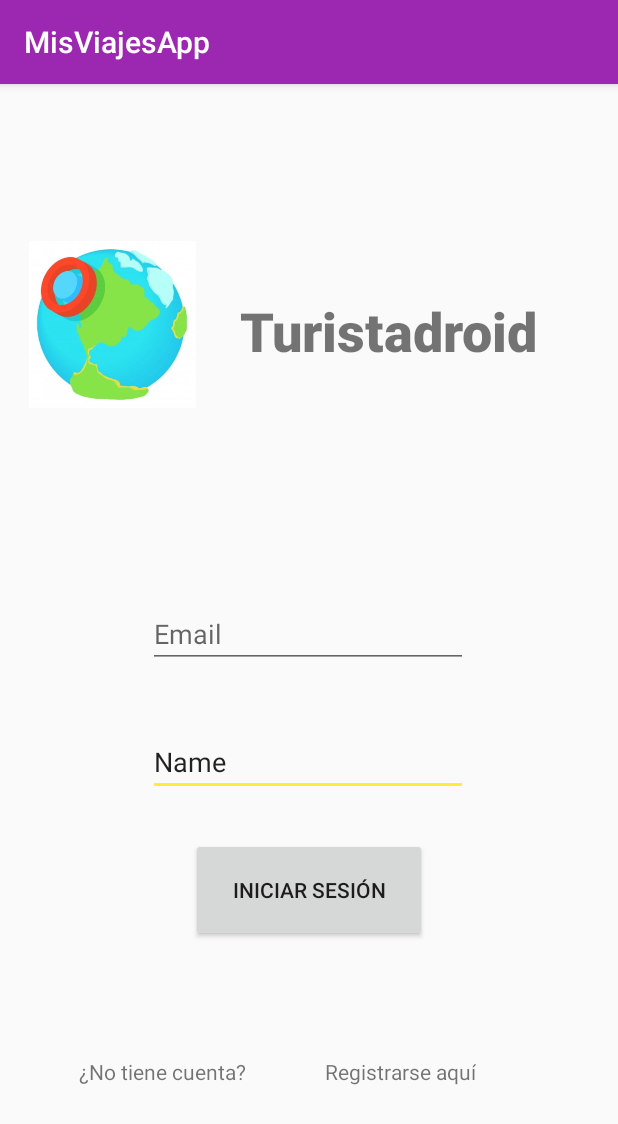
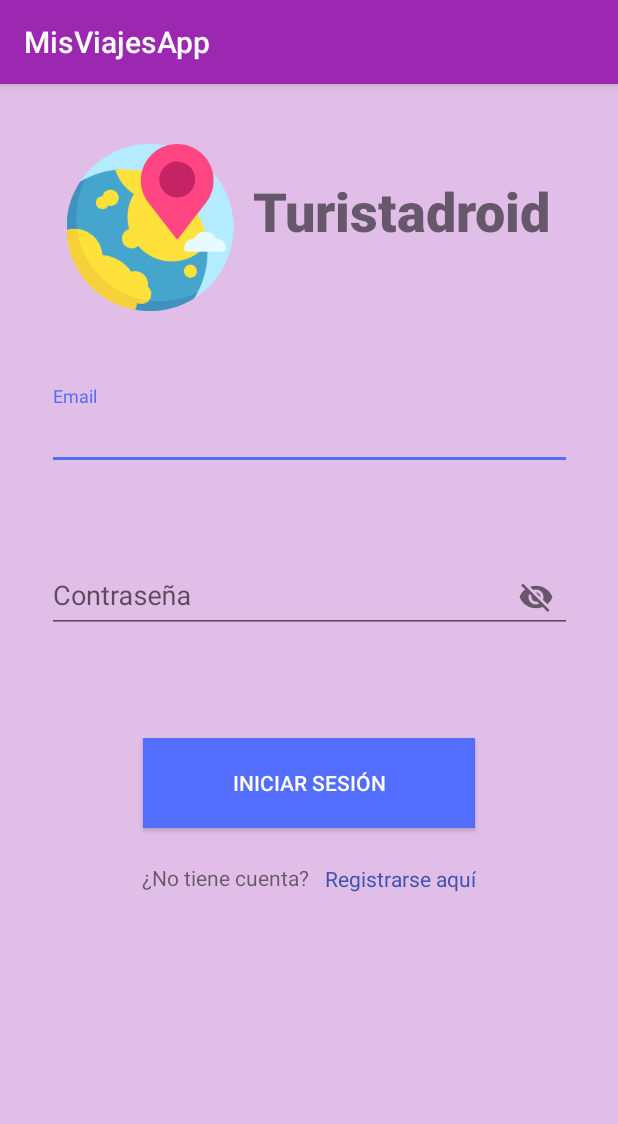
Before and after one commit to AfanaVG/MisViajesApp, an Android app: the screen it shows after launch (InicioActivity), on a phone screen of 412 x 824 dp. Shown: the top 1124 px of the screen. Run offline under Robolectric (Android 15) with nearby library versions, the phone set to English and light mode, and no system bars; libraries missing offline, so code that uses them is left out: io.realm; 3 statements that could not run were skipped.

Commit message:
Diseño login modificado

```diff
--- a/app/build.gradle
+++ b/app/build.gradle
@@ -35,6 +35,9 @@ dependencies {
     implementation 'androidx.appcompat:appcompat:1.2.0'
     implementation 'com.google.android.gms:play-services-maps:17.0.0'
     implementation 'androidx.constraintlayout:constraintlayout:2.0.4'
+    implementation fileTree(dir: 'libs', include: ['*.jar'])
+    implementation 'androidx.appcompat:appcompat:1.2.0'
+    implementation 'com.google.android.material:material:1.2.1'
     testImplementation 'junit:junit:4.12'
     androidTestImplementation 'androidx.test.ext:junit:1.1.2'
     androidTestImplementation 'androidx.test.espresso:espresso-core:3.3.0'
--- a/app/src/main/java/com/example/misviajesapp/InicioActivity.kt
+++ b/app/src/main/java/com/example/misviajesapp/InicioActivity.kt
@@ -1,12 +1,12 @@
 package com.example.misviajesapp
 
+
+import android.os.Bundle
+import android.text.TextUtils
+import android.view.View
 import androidx.appcompat.app.AppCompatActivity
-import android.os.Bundle
-import android.os.Handler
-import android.view.WindowManager
-import android.view.animation.AnimationUtils
-import android.widget.ImageView
-import com.example.misviajesapp.R.id.img_splash
+import com.google.android.material.textfield.TextInputLayout
+import kotlinx.android.synthetic.main.activity_inicio.*
 
 
 class InicioActivity : AppCompatActivity() {
@@ -16,4 +16,36 @@ class InicioActivity : AppCompatActivity() {
 
 
     }
+
+    /*fun validate(view: View?) {
+        var mailError: String? = null
+        if (TextUtils.isEmpty(inicio_edittxt_email.getText())) {
+            mailError = getString(R.string.error_email)
+        }
+        toggleTextInputLayoutError(inicio_txtil_email, mailError)
+        var passError: String? = null
+        if (TextUtils.isEmpty(inicio_edittxt_pass.getText())) {
+            passError = getString(R.string.error_pass)
+        }
+        toggleTextInputLayoutError(inicio_txtil_pass, passError)
+        clearFocus()
+    }
+
+    /**
+     * Display/hides TextInputLayout error.
+     *
+     * @param msg the message, or null to hide
+     */
+    private fun toggleTextInputLayoutError(
+        textInputLayout: TextInputLayout,
+        msg: String?
+    ) {
+        textInputLayout.error = msg
+        if (msg == null) {
+            textInputLayout.isErrorEnabled = false
+        } else {
+            textInputLayout.isErrorEnabled = true
+        }
+    }*/
+
 }
--- a/app/src/main/res/layout/activity_inicio.xml
+++ b/app/src/main/res/layout/activity_inicio.xml
@@ -4,98 +4,119 @@
     xmlns:tools="http://schemas.android.com/tools"
     android:layout_width="match_parent"
     android:layout_height="match_parent"
+    android:background="@color/primary_light"
     tools:context=".InicioActivity">
 
     <TextView
-        android:id="@+id/txt_inicio_registro"
-        android:layout_width="wrap_content"
-        android:layout_height="wrap_content"
-        android:linksClickable="true"
-        android:text="@string/registre_aqui"
-        android:textColorLink="#3F51B5"
-        app:layout_constraintBottom_toBottomOf="parent"
-        app:layout_constraintEnd_toEndOf="parent"
-        app:layout_constraintHorizontal_bias="0.696"
-        app:layout_constraintStart_toStartOf="parent"
-        app:layout_constraintTop_toTopOf="parent"
-        app:layout_constraintVertical_bias="0.866" />
-
-    <EditText
-        android:id="@+id/edt_inicio_pass"
-        android:layout_width="wrap_content"
-        android:layout_height="wrap_content"
-        android:layout_marginBottom="28dp"
-        android:ems="10"
-        android:hint="@string/pass"
-        android:inputType="textPersonName"
-        android:text="Name"
-        app:layout_constraintBottom_toTopOf="@+id/btn_inicio_iniciar"
-        app:layout_constraintEnd_toEndOf="parent"
-        app:layout_constraintHorizontal_bias="0.497"
-        app:layout_constraintStart_toStartOf="parent" />
-
-    <TextView
-        android:id="@+id/textView"
+        android:id="@+id/inicio_txt_title"
         android:layout_width="236dp"
         android:layout_height="66dp"
-        android:layout_marginTop="52dp"
-        android:layout_marginBottom="52dp"
+        android:layout_marginTop="60dp"
         android:fontFamily="sans-serif-black"
         android:text="Turistadroid"
         android:textSize="36sp"
-        app:layout_constraintBottom_toTopOf="@+id/edt_inicio_email"
         app:layout_constraintEnd_toEndOf="parent"
-        app:layout_constraintHorizontal_bias="0.908"
+        app:layout_constraintHorizontal_bias="0.96"
+        app:layout_constraintStart_toStartOf="parent"
+        app:layout_constraintTop_toTopOf="parent" />
+
+    <ImageView
+        android:id="@+id/inicio_img_icon"
+        android:layout_width="117dp"
+        android:layout_height="111dp"
+        android:layout_marginStart="100dp"
+        android:layout_marginTop="40dp"
+        android:layout_marginEnd="10dp"
+        app:layout_constraintEnd_toStartOf="@+id/inicio_txt_title"
+        app:layout_constraintHorizontal_bias="1.0"
         app:layout_constraintStart_toStartOf="parent"
         app:layout_constraintTop_toTopOf="parent"
-        app:layout_constraintVertical_bias="0.506" />
-
-    <ImageView
-        android:id="@+id/imageView"
-        android:layout_width="117dp"
-        android:layout_height="111dp"
-        android:layout_marginTop="28dp"
-        android:layout_marginBottom="52dp"
-        app:layout_constraintBottom_toTopOf="@+id/edt_inicio_email"
-        app:layout_constraintEnd_toStartOf="@+id/textView"
-        app:layout_constraintHorizontal_bias="0.38"
-        app:layout_constraintStart_toStartOf="parent"
-        app:layout_constraintTop_toTopOf="parent"
-        app:layout_constraintVertical_bias="0.503"
-        app:srcCompat="@drawable/icono_mapa" />
-
-    <EditText
-        android:id="@+id/edt_inicio_email"
-        android:layout_width="wrap_content"
-        android:layout_height="wrap_content"
-        android:layout_marginBottom="40dp"
-        android:ems="10"
-        android:hint="@string/email"
-        android:inputType="textPersonName"
-        app:layout_constraintBottom_toTopOf="@+id/edt_inicio_pass"
-        app:layout_constraintEnd_toEndOf="parent"
-        app:layout_constraintHorizontal_bias="0.497"
-        app:layout_constraintStart_toStartOf="parent" />
+        app:srcCompat="@drawable/splash" />
 
     <Button
         android:id="@+id/btn_inicio_iniciar"
-        android:layout_width="157dp"
-        android:layout_height="69dp"
-        android:layout_marginBottom="196dp"
+        android:layout_width="221dp"
+        android:layout_height="60dp"
+        android:layout_marginStart="100dp"
+        android:layout_marginTop="70dp"
+        android:layout_marginEnd="100dp"
+        android:background="@color/colorAccent"
         android:text="@string/iniciar"
+        android:textColor="@color/icons"
+        app:layout_constraintEnd_toEndOf="parent"
+        app:layout_constraintStart_toStartOf="parent"
+        app:layout_constraintTop_toBottomOf="@+id/inicio_txtil_pass" />
+
+    <TextView
+        android:id="@+id/inicio_txt_cuenta"
+        android:layout_width="wrap_content"
+        android:layout_height="wrap_content"
+        android:layout_marginStart="100dp"
+        android:layout_marginTop="23dp"
+        android:layout_marginEnd="5dp"
+        android:layout_marginBottom="100dp"
+        android:text="@string/pregunta_registro"
+        app:layout_constraintBottom_toBottomOf="parent"
+        app:layout_constraintEnd_toStartOf="@+id/inicio_btn_registrarse"
+        app:layout_constraintStart_toStartOf="parent"
+        app:layout_constraintTop_toBottomOf="@+id/btn_inicio_iniciar"
+        app:layout_constraintVertical_bias="0.0" />
+
+    <Button
+        android:id="@+id/inicio_btn_registrarse"
+        android:layout_width="wrap_content"
+        android:layout_height="wrap_content"
+        android:layout_marginStart="5dp"
+        android:layout_marginTop="10dp"
+        android:layout_marginEnd="100dp"
+        android:layout_marginBottom="100dp"
+        android:background="#00000000"
+        android:text="@string/registre_aqui"
+        android:textAppearance="@style/TextAppearance.AppCompat.Large"
+        android:textColor="#3F51B5"
+        android:textSize="14sp"
         app:layout_constraintBottom_toBottomOf="parent"
         app:layout_constraintEnd_toEndOf="parent"
-        app:layout_constraintStart_toStartOf="parent" />
+        app:layout_constraintHorizontal_bias="1.0"
+        app:layout_constraintStart_toEndOf="@+id/inicio_txt_cuenta"
+        app:layout_constraintTop_toBottomOf="@+id/btn_inicio_iniciar"
+        app:layout_constraintVertical_bias="0.0" />
 
-    <TextView
-        android:id="@+id/textView2"
-        android:layout_width="wrap_content"
+    <com.google.android.material.textfield.TextInputLayout
+        android:id="@+id/inicio_txtil_email"
+        android:layout_width="350dp"
         android:layout_height="wrap_content"
-        android:text="@string/pregunta_registro"
-        app:layout_constraintBottom_toBottomOf="parent"
-        app:layout_constraintEnd_toStartOf="@+id/txt_inicio_registro"
+        android:layout_marginStart="100dp"
+        android:layout_marginTop="50dp"
+        android:layout_marginEnd="100dp"
+        android:hint="@string/email"
+        app:layout_constraintEnd_toEndOf="parent"
         app:layout_constraintStart_toStartOf="parent"
-        app:layout_constraintTop_toTopOf="parent"
-        app:layout_constraintVertical_bias="0.866" />
+        app:layout_constraintTop_toBottomOf="@+id/inicio_img_icon">
+
+        <com.google.android.material.textfield.TextInputEditText
+            android:id="@+id/inicio_edittxt_email"
+            android:layout_width="match_parent"
+            android:layout_height="wrap_content" />
+    </com.google.android.material.textfield.TextInputLayout>
+
+    <com.google.android.material.textfield.TextInputLayout
+        android:id="@+id/inicio_txtil_pass"
+        android:layout_width="350dp"
+        android:layout_height="wrap_content"
+        android:layout_marginStart="100dp"
+        android:layout_marginTop="50dp"
+        android:layout_marginEnd="100dp"
+        android:hint="@string/pass"
+        app:layout_constraintEnd_toEndOf="parent"
+        app:layout_constraintStart_toStartOf="parent"
+        app:layout_constraintTop_toBottomOf="@+id/inicio_txtil_email"
+        app:passwordToggleEnabled="true">
+
+        <com.google.android.material.textfield.TextInputEditText
+            android:id="@+id/inicio_edittxt_pass"
+            android:layout_width="match_parent"
+            android:layout_height="wrap_content" />
+    </com.google.android.material.textfield.TextInputLayout>
 
 </androidx.constraintlayout.widget.ConstraintLayout>
--- a/app/src/main/res/layout/splashscreen.xml
+++ b/app/src/main/res/layout/splashscreen.xml
@@ -1,10 +1,10 @@
 <?xml version="1.0" encoding="utf-8"?>
-<androidx.constraintlayout.widget.ConstraintLayout
-    xmlns:android="http://schemas.android.com/apk/res/android"
+<androidx.constraintlayout.widget.ConstraintLayout xmlns:android="http://schemas.android.com/apk/res/android"
     xmlns:app="http://schemas.android.com/apk/res-auto"
     xmlns:tools="http://schemas.android.com/tools"
     android:layout_width="match_parent"
-    android:layout_height="match_parent">
+    android:layout_height="match_parent"
+    android:background="@color/primary_light">
 
     <ImageView
         android:id="@+id/img_splash"
--- a/app/src/main/res/values/colors.xml
+++ b/app/src/main/res/values/colors.xml
@@ -3,7 +3,7 @@
     <color name="colorPrimary">#9C27B0</color>
     <color name="colorPrimaryDark">#7B1FA2</color>
     <color name="primary_light">#E1BEE7</color>
-    <color name="colorAccent">#FFEB3B</color>
+    <color name="colorAccent">#536DFE</color>
     <color name="primary_text">#212121</color>
     <color name="secondary_text">#757575</color>
     <color name="icons">#FFFFFF</color>
--- a/app/src/main/res/values/strings.xml
+++ b/app/src/main/res/values/strings.xml
@@ -6,4 +6,6 @@
     <string name="iniciar">Iniciar sesión</string>
     <string name="pregunta_registro">¿No tiene cuenta?</string>
     <string name="registre_aqui">Registrarse aquí</string>
+    <string name="error_email"></string>
+    <string name="error_pass"></string>
 </resources>
```
